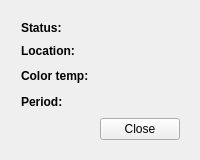
Qt form redshift-qt/widget.ui (harogaston/redshift-qt) before a commit.
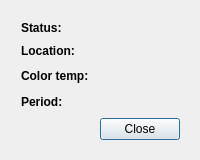
The same form after that commit.

Commit message:
Close button and Info action implemented
- Close button hides widget (has default focus)
- Info shows widget

Diff of the .ui file:
```diff
--- a/redshift-qt/widget.ui
+++ b/redshift-qt/widget.ui
@@ -81,6 +81,9 @@
         <property name="text">
          <string>Close</string>
         </property>
+        <property name="default">
+         <bool>true</bool>
+        </property>
        </widget>
       </item>
      </layout>
```
Left out of the diff: 21 changed lines with no effect on the pictures. The commit also changes 2 other files.
